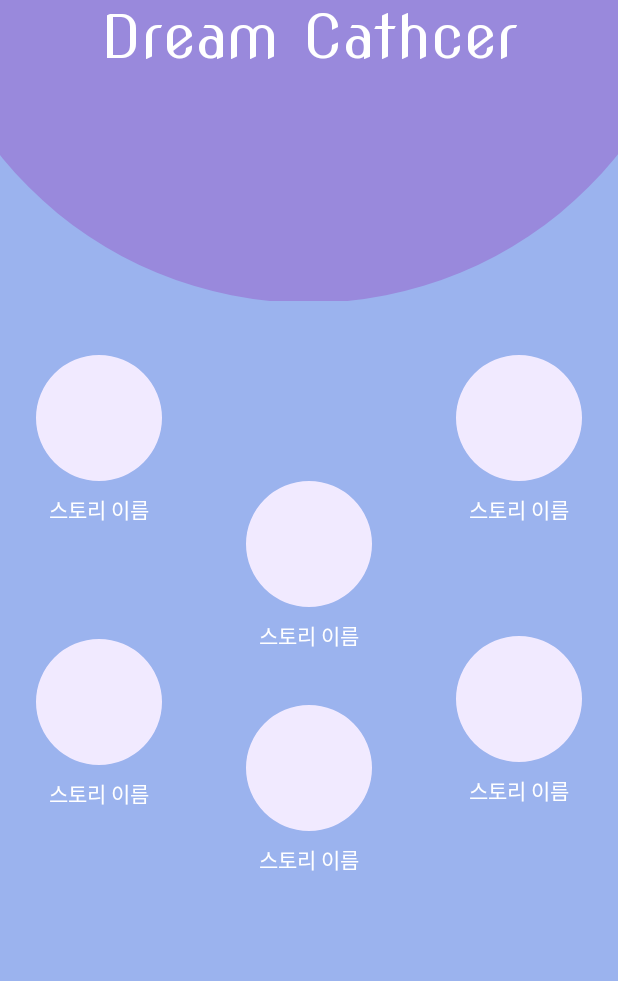
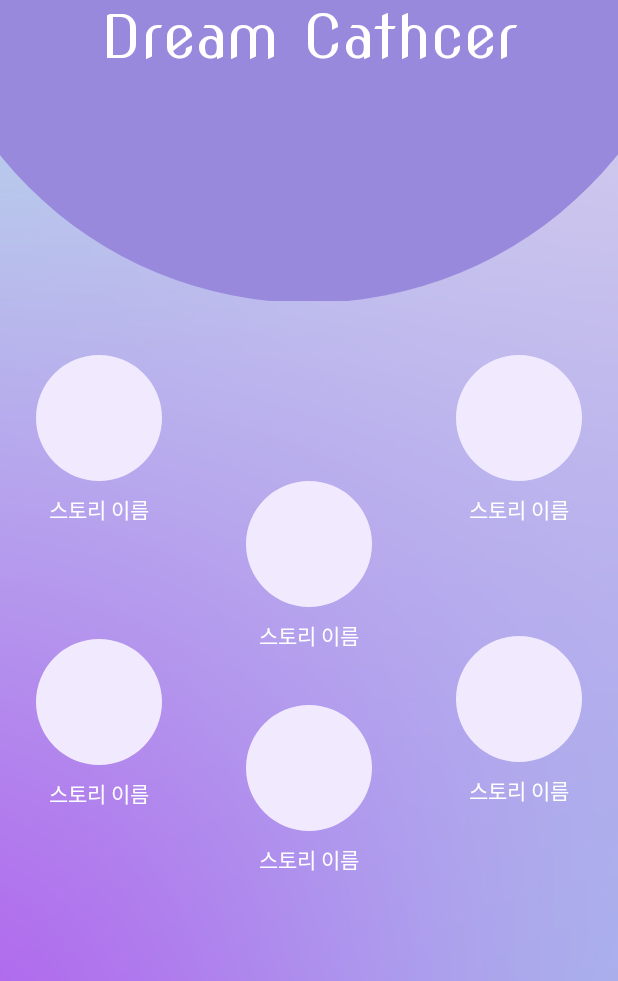
Before and after one commit to Sparcs-Science-Hackathon-2024-A14/DreamCatcher-Android, an Android app: the BadgeFragment screen opened through its navigation route, on a phone screen of 412 x 824 dp, the part 255-1236 px from its top. Run offline under Robolectric (Android 15) with nearby library versions, the phone set to English and light mode, and no system bars; our stand-ins replace data binding.

Commit message:
[feat] : xml 배경 이미지 변경

```diff
--- a/app/src/main/res/layout/fragment_badge.xml
+++ b/app/src/main/res/layout/fragment_badge.xml
@@ -10,8 +10,8 @@
     <androidx.constraintlayout.widget.ConstraintLayout
         android:layout_width="match_parent"
         android:layout_height="match_parent"
-        android:background="@color/Sky_Blue"
-        tools:context=".ui.badge.BadgeFragment">
+        tools:context=".ui.badge.BadgeFragment"
+        android:background="@drawable/background_color_badge">
 
          <androidx.constraintlayout.widget.ConstraintLayout
              android:id="@+id/fragment_badge_top_background_ct"
--- a/app/src/main/res/layout/fragment_sign_in.xml
+++ b/app/src/main/res/layout/fragment_sign_in.xml
@@ -10,7 +10,8 @@
     <androidx.constraintlayout.widget.ConstraintLayout
         android:layout_width="match_parent"
         android:layout_height="match_parent"
-        tools:context=".ui.siginin.SignInFragment">
+        tools:context=".ui.siginin.SignInFragment"
+        android:background="@drawable/background_color_signin">
 
         <TextView
             android:id="@+id/fragment_signin_title_tv"
--- a/app/src/main/res/layout/fragment_start.xml
+++ b/app/src/main/res/layout/fragment_start.xml
@@ -10,8 +10,8 @@
     <androidx.constraintlayout.widget.ConstraintLayout
         android:layout_width="match_parent"
         android:layout_height="match_parent"
-        android:background="@color/Sky_Blue"
-        tools:context=".ui.start.StartFragment">
+        tools:context=".ui.start.StartFragment"
+        android:background="@drawable/background_color_start">
 
         <ImageView
             android:id="@+id/imageView"
```
